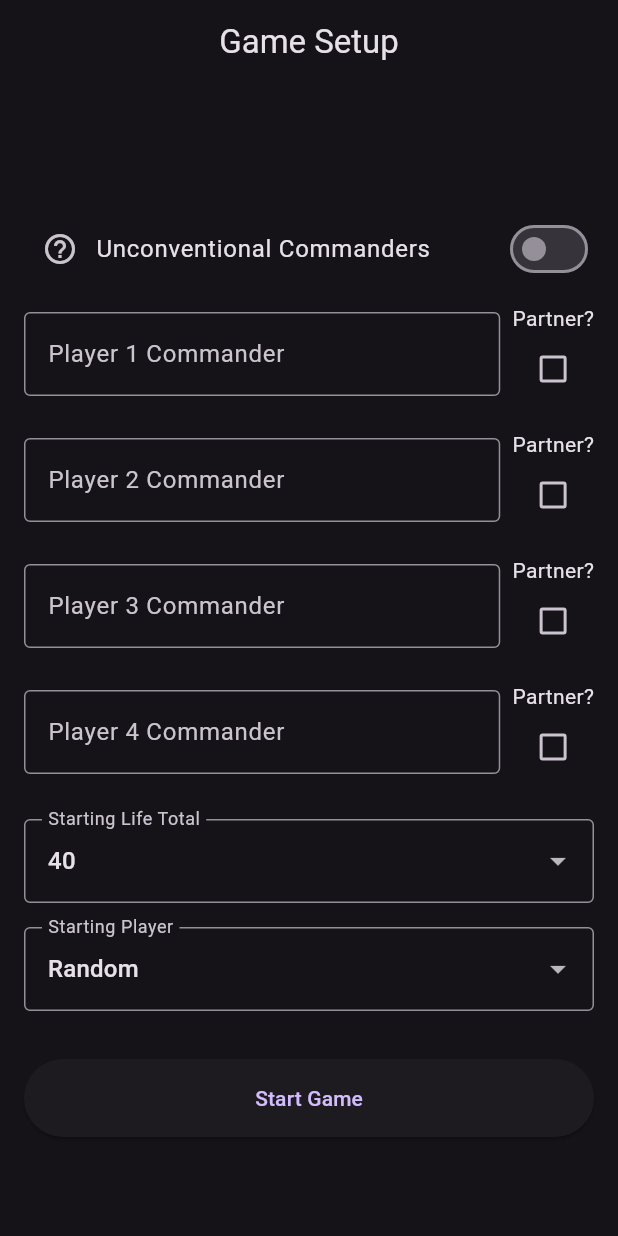
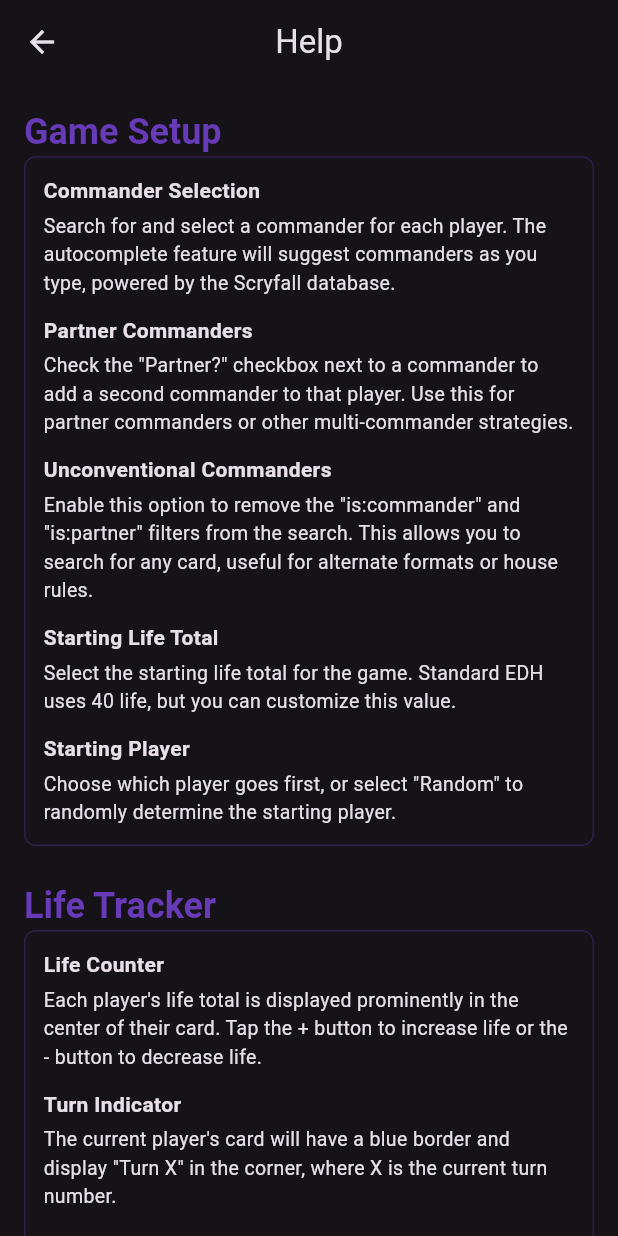
Before and after one commit to ryan-shah/edhtracker, a Flutter app: the screen it shows after launch, after a tap on the "help outline" icon, on a phone screen of 412 x 824 dp. Run offline on Flutter 3.47's test engine with Material 3 defaults, Android fonts, the phone set to English and light mode, and no system bars; drawn by our look-alikes of flutter_typeahead; our stand-ins replace shared_preferences.

Commit message:
help on start

```diff
--- a/lib/game_setup_page.dart
+++ b/lib/game_setup_page.dart
@@ -1,6 +1,7 @@
 import 'dart:math';
 import 'package:flutter/material.dart';
 import 'commander_autocomplete.dart';
+import 'help_page.dart';
 import 'life_tracker_page.dart';
 import 'utils.dart';
 import 'scryfall_service.dart';
@@ -146,7 +147,21 @@ class _GameSetupPageState extends State<GameSetupPage> {
   @override
   Widget build(BuildContext context) {
     return Scaffold(
-      appBar: AppBar(title: const Text('Game Setup'), centerTitle: true),
+      appBar: AppBar(
+        title: const Text('Game Setup'),
+        centerTitle: true,
+        actions: [
+          IconButton(
+            icon: const Icon(Icons.help_outline),
+            onPressed: () {
+              Navigator.push(
+                context,
+                MaterialPageRoute(builder: (context) => const HelpPage()),
+              );
+            },
+          ),
+        ],
+      ),
       body: Stack(
         children: [
           Center(
@@ -160,13 +175,6 @@ class _GameSetupPageState extends State<GameSetupPage> {
                     const SizedBox(height: 16),
                     Row(
                       children: [
-                        Tooltip(
-                          message: 'Removes "is:commander" and "is:partner" filters from search',
-                          child: IconButton(
-                            icon: const Icon(Icons.help_outline),
-                            onPressed: () {},
-                          ),
-                        ),
                         Expanded(
                           child: SwitchListTile(
                             contentPadding: EdgeInsets.zero,
--- /dev/null
+++ b/lib/help_page.dart
@@ -0,0 +1,280 @@
+import 'package:flutter/material.dart';
+import 'constants.dart';
+
+/// Help page that explains the functionality of the EDH Tracker application.
+///
+/// Provides detailed information about:
+/// - Game Setup page features and options
+/// - Life Tracker page controls and interactions
+/// - Various tracking tools (Commander Damage, Counters, Actions)
+/// - Tips and best practices
+class HelpPage extends StatelessWidget {
+  const HelpPage({super.key});
+
+  @override
+  Widget build(BuildContext context) {
+    return Scaffold(
+      appBar: AppBar(
+        title: const Text('Help'),
+        centerTitle: true,
+      ),
+      body: SingleChildScrollView(
+        child: Center(
+          child: ConstrainedBox(
+            constraints: const BoxConstraints(maxWidth: 600),
+            child: Padding(
+              padding: const EdgeInsets.all(16.0),
+              child: Column(
+                crossAxisAlignment: CrossAxisAlignment.start,
+                children: [
+                  _buildSectionTitle(context, 'Game Setup'),
+                  _buildSection(context, [
+                    _buildSectionContent(
+                      'Commander Selection',
+                      'Search for and select a commander for each player. The autocomplete feature will suggest commanders as you type, powered by the Scryfall database.',
+                    ),
+                    _buildSectionContent(
+                      'Partner Commanders',
+                      'Check the "Partner?" checkbox next to a commander to add a second commander to that player. Use this for partner commanders or other multi-commander strategies.',
+                    ),
+                    _buildSectionContent(
+                      'Unconventional Commanders',
+                      'Enable this option to remove the "is:commander" and "is:partner" filters from the search. This allows you to search for any card, useful for alternate formats or house rules.',
+                    ),
+                    _buildSectionContent(
+                      'Starting Life Total',
+                      'Select the starting life total for the game. Standard EDH uses 40 life, but you can customize this value.',
+                    ),
+                    _buildSectionContent(
+                      'Starting Player',
+                      'Choose which player goes first, or select "Random" to randomly determine the starting player.',
+                    ),
+                  ]),
+                  const SizedBox(height: 24),
+                  _buildSectionTitle(context, 'Life Tracker'),
+                  _buildSection(context, [
+                    _buildSectionContent(
+                      'Life Counter',
+                      'Each player\'s life total is displayed prominently in the center of their card. Tap the + button to increase life or the - button to decrease life.',
+                    ),
+                    _buildSectionContent(
+                      'Turn Indicator',
+                      'The current player\'s card will have a blue border and display "Turn X" in the corner, where X is the current turn number.',
+                    ),
+                    _buildSectionContent(
+                      'Advancing Turns',
+                      'Tap any player card to advance to the next player\'s turn. Long-press a card to go back to the previous player\'s turn.',
+                    ),
+                    _buildSectionContent(
+                      'Commander Art Display',
+                      'If commanders were selected during setup, their card art will be displayed in the background of each player\'s card.',
+                    ),
+                  ]),
+                  const SizedBox(height: 24),
+                  _buildSectionTitle(context, 'Tracking Tools'),
+                  _buildSection(context, [
+                    _buildToolSection(
+                      context,
+                      'Cmdr Dmg (Commander Damage)',
+                      'Track damage dealt by each opponent\'s commander. '
+                      'Tap the "Cmdr Dmg" button to open an overlay showing damage from each player\'s commander(s). '
+                      'Use the + and - buttons to adjust damage. '
+                      'Note: In regular EDH, 21 commander damage from a single commander causes that player to lose.',
+                      Icons.shield,
+                    ),
+                    _buildToolSection(
+                      context,
+                      'Counters',
+                      'Track player counters such as Energy, Experience, Poison, and Rad. '
+                      'Tap the "Counters" button to open an overlay where you can increment or decrement each counter type. '
+                      'These counters are useful for tracking various card mechanics and effects.',
+                      Icons.assessment,
+                    ),
+                    _buildToolSection(
+                      context,
+                      'Actions',
+                      'Track important game actions and events:\n'
+                      '• Life Paid: Tracks life points paid for effects (e.g., Necropotence, Phyrexian mana).\n'
+                      '• Cards Milled: Counts the number of cards milled from libraries.\n'
+                      '• Extra Turns: Tracks extra turns taken by the player.\n'
+                      'Tap the "Actions" button to open an overlay and manage these counters.',
+                      Icons.track_changes,
+                    ),
+                  ]),
+                  const SizedBox(height: 24),
+                  _buildSectionTitle(context, 'Tips & Best Practices'),
+                  _buildSection(context, [
+                    _buildTipContent(
+                      'Quick Navigation',
+                      'Use tap to advance turns and long-press to go back. This is faster than using an app menu.',
+                    ),
+                    _buildTipContent(
+                      'Overlay Management',
+                      'Only one overlay can be visible at a time. Opening a new overlay will close any previously open one. Close overlays with the red X button.',
+                    ),
+                    _buildTipContent(
+                      'Life Paid vs Life Total',
+                      'When you tap the + button in the "Life Paid" overlay, it both increments the life paid counter and decrements your actual life total.',
+                    ),
+                    _buildTipContent(
+                      'Commander Damage Tracking',
+                      'Each commander is tracked separately. If a player has a partner commander, both will appear in the commander damage list.',
+                    ),
+                    _buildTipContent(
+                      'Screen Orientation',
+                      'The app is locked in landscape mode for easy viewing when placed on a table during gameplay.',
+                    ),
+                    _buildTipContent(
+                      'Starting New Game',
+                      'From the Life Tracker page, use the reset button to return to the setup screen and configure a new game.',
+                    ),
+                  ]),
+                  const SizedBox(height: 24),
+                  _buildSectionTitle(context, 'Scryfall Integration'),
+                  _buildSection(context, [
+                    _buildSectionContent(
+                      'Commander Search',
+                      'The app uses the Scryfall API to provide real-time search suggestions for commanders. Make sure you have internet connectivity for the best experience.',
+                    ),
+                    _buildSectionContent(
+                      'Card Art Caching',
+                      'Commander card art is cached locally on your device for offline access. Previously loaded images will still be available even without an internet connection.',
+                    ),
+                  ]),
+                  const SizedBox(height: 24),
+                ],
+              ),
+            ),
+          ),
+        ),
+      ),
+    );
+  }
+
+  /// Builds a section title
+  Widget _buildSectionTitle(BuildContext context, String title) {
+    return Text(
+      title,
+      style: Theme.of(context).textTheme.headlineSmall?.copyWith(
+        fontWeight: FontWeight.bold,
+        color: UIConstants.buttonForegroundColor,
+      ),
+    );
+  }
+
+  /// Builds a section container with consistent styling
+  Widget _buildSection(BuildContext context, List<Widget> children) {
+    return Container(
+      padding: const EdgeInsets.all(12.0),
+      decoration: BoxDecoration(
+        border: Border.all(color: UIConstants.buttonForegroundColor.withOpacity(0.3)),
+        borderRadius: BorderRadius.circular(8.0),
+      ),
+      child: Column(
+        crossAxisAlignment: CrossAxisAlignment.start,
+        children: children.expand((widget) {
+          final index = children.indexOf(widget);
+          if (index == children.length - 1) {
+            return [widget];
+          }
+          return [widget, const SizedBox(height: 12.0)];
+        }).toList(),
+      ),
+    );
+  }
+
+  /// Builds a standard section content item with title and description
+  Widget _buildSectionContent(String title, String description) {
+    return Column(
+      crossAxisAlignment: CrossAxisAlignment.start,
+      children: [
+        Text(
+          title,
+          style: const TextStyle(
+            fontWeight: FontWeight.bold,
+            fontSize: 14,
+          ),
+        ),
+        const SizedBox(height: 4.0),
+        Text(
+          description,
+          style: const TextStyle(fontSize: 13),
+        ),
+      ],
+    );
+  }
+
+  /// Builds a tool section with an icon
+  Widget _buildToolSection(
+    BuildContext context,
+    String title,
+    String description,
+    IconData icon,
+  ) {
+    return Column(
+      crossAxisAlignment: CrossAxisAlignment.start,
+      children: [
+        Row(
+          children: [
+            Icon(
+              icon,
+              size: 20,
+              color: UIConstants.buttonForegroundColor,
+            ),
+            const SizedBox(width: 8.0),
+            Expanded(
+              child: Text(
+                title,
+                style: const TextStyle(
+                  fontWeight: FontWeight.bold,
+                  fontSize: 14,
+                ),
+              ),
+            ),
+          ],
+        ),
+        const SizedBox(height: 4.0),
+        Text(
+          description,
+          style: const TextStyle(fontSize: 13),
+        ),
+      ],
+    );
+  }
+
+  /// Builds a tip item with a lightbulb icon
+  Widget _buildTipContent(String title, String description) {
+    return Row(
+      crossAxisAlignment: CrossAxisAlignment.start,
+      children: [
+        Padding(
+          padding: const EdgeInsets.only(top: 2.0, right: 8.0),
+          child: Icon(
+            Icons.lightbulb_outline,
+            size: 16,
+            color: UIConstants.buttonForegroundColor.withOpacity(0.7),
+          ),
+        ),
+        Expanded(
+          child: Column(
+            crossAxisAlignment: CrossAxisAlignment.start,
+            children: [
+              Text(
+                title,
+                style: const TextStyle(
+                  fontWeight: FontWeight.bold,
+                  fontSize: 14,
+                ),
+              ),
+              const SizedBox(height: 2.0),
+              Text(
+                description,
+                style: const TextStyle(fontSize: 13),
+              ),
+            ],
+          ),
+        ),
+      ],
+    );
+  }
+}
```
